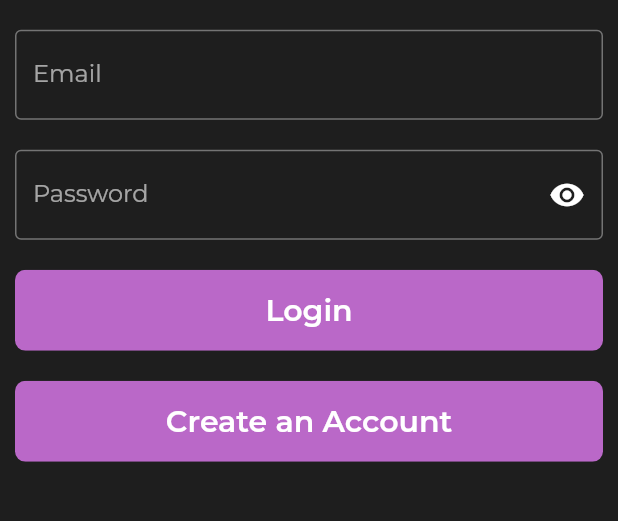
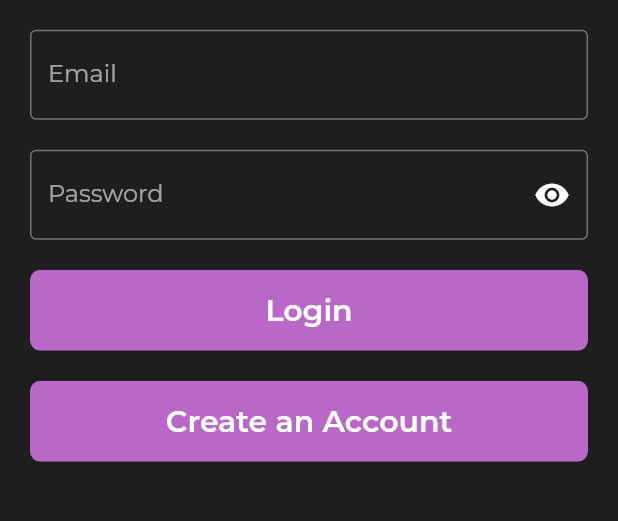
Before and after one commit to manosanjay-g/socod, a Flutter app: the screen it shows after launch, on a phone screen of 412 x 824 dp, the part 424-945 px from its top. Run offline on Flutter 3.47's test engine with Material 2 defaults, Android fonts, the light colour scheme and no system bars; our stand-ins replace flutter_card_swiper.

Commit message:
small tweaks

```diff
--- a/client/socod/lib/screens/signin_screen.dart
+++ b/client/socod/lib/screens/signin_screen.dart
@@ -18,7 +18,7 @@ class _SignInScreenState extends State<SignInScreen> {
     return Scaffold(
       body: SafeArea(
         child: Container(
-          padding: const EdgeInsets.symmetric(vertical: 10, horizontal: 10),
+          padding: const EdgeInsets.symmetric(vertical: 10, horizontal: 20),
           child: SizedBox(
             height: double.infinity,
             width: double.infinity,
```
